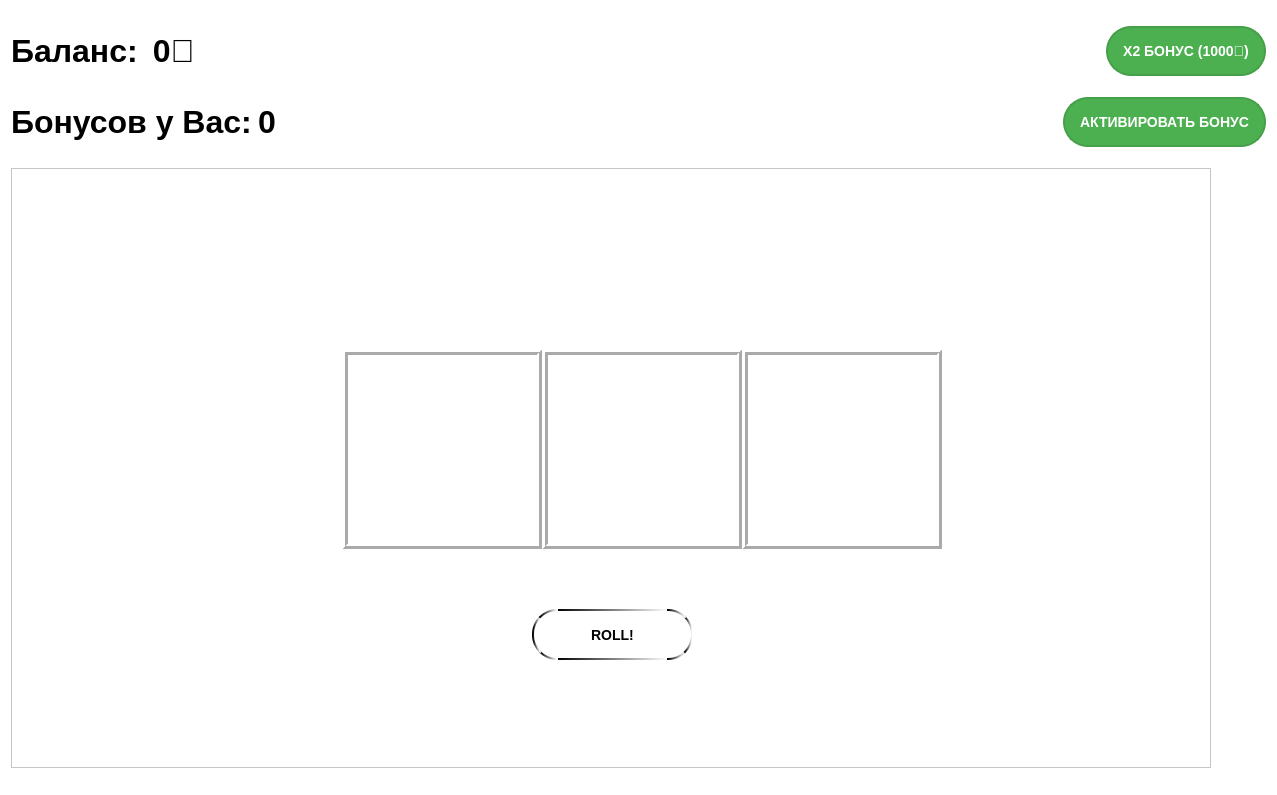
XooWI/SlashGames, file slotwindow.ui: the form before one commit.
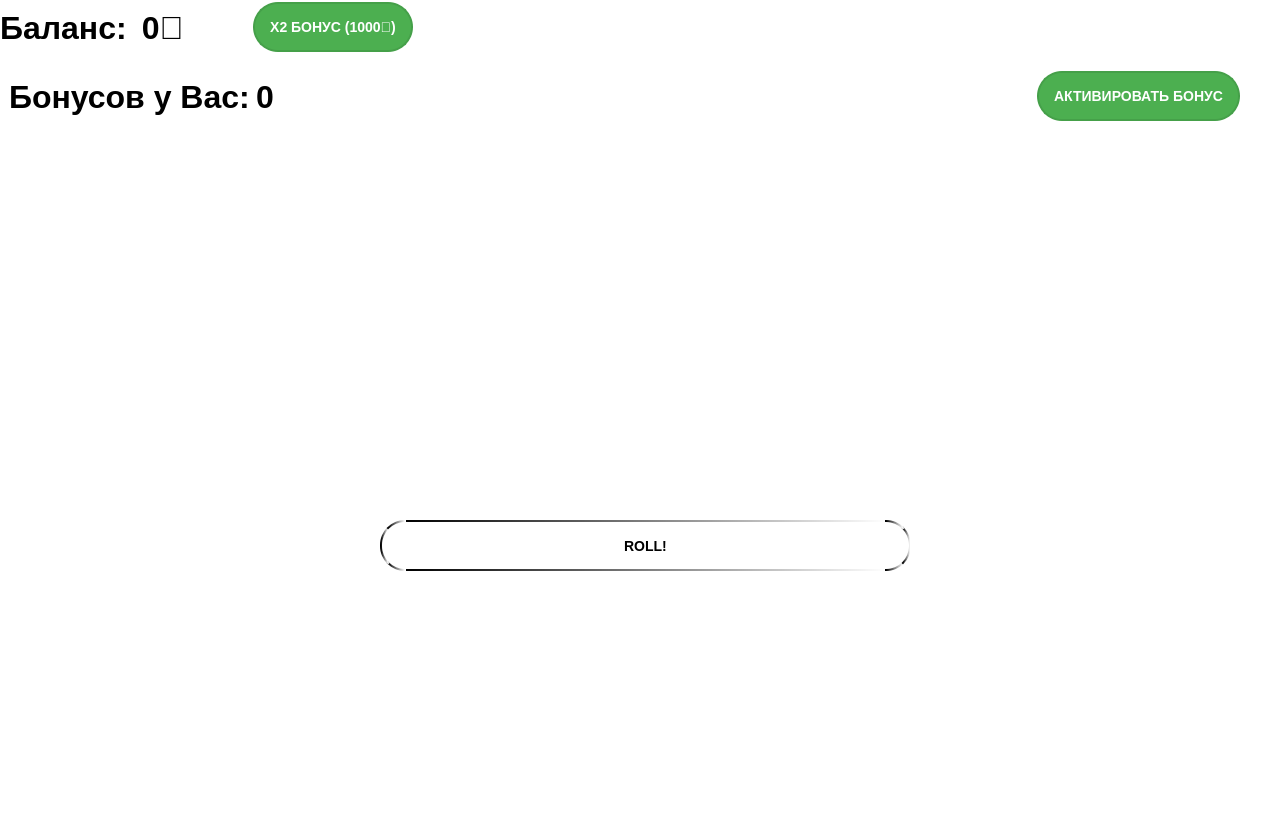
The form after the commit. Icons and pictures are not drawn.

What changed in the file:
```diff
--- a/slotwindow.ui
+++ b/slotwindow.ui
@@ -7,7 +7,7 @@
     <x>0</x>
     <y>0</y>
     <width>1277</width>
-    <height>795</height>
+    <height>821</height>
    </rect>
   </property>
   <property name="windowTitle">
@@ -16,8 +16,85 @@
   <property name="styleSheet">
    <string notr="true">background-color: rgb(255, 255, 255);</string>
   </property>
-  <layout class="QVBoxLayout" name="verticalLayout">
-   <item>
+  <widget class="QPushButton" name="pushButton">
+   <property name="geometry">
+    <rect>
+     <x>380</x>
+     <y>520</y>
+     <width>531</width>
+     <height>51</height>
+    </rect>
+   </property>
+   <property name="styleSheet">
+    <string notr="true">background-color: qconicalgradient(cx:0.5, cy:0.5, angle:0, stop:0 rgba(35, 40, 3, 255), stop:0.16 rgba(136, 106, 22, 255), stop:0.225 rgba(166, 140, 41, 255), stop:0.285 rgba(204, 181, 74, 255), stop:0.345 rgba(235, 219, 102, 255), stop:0.415 rgba(245, 236, 112, 255), stop:0.52 rgba(209, 190, 76, 255), stop:0.57 rgba(187, 156, 51, 255), stop:0.635 rgba(168, 142, 42, 255), stop:0.695 rgba(202, 174, 68, 255), stop:0.75 rgba(218, 202, 86, 255), stop:0.815 rgba(208, 187, 73, 255), stop:0.88 rgba(187, 156, 51, 255), stop:0.935 rgba(137, 108, 26, 255), stop:1 rgba(35, 40, 3, 255));
+border: 2px solid #45a049;
+border-radius: 25px; 
+padding: 15px; 
+font-size: 14px; 
+font-weight: bold; 
+border-color: qlineargradient(spread:pad, x1:0, y1:0, x2:1, y2:0, stop:0 rgba(0, 0, 0, 255), stop:1 rgba(255, 255, 255, 255));</string>
+   </property>
+   <property name="text">
+    <string>ROLL!</string>
+   </property>
+  </widget>
+  <widget class="QLabel" name="slot2">
+   <property name="geometry">
+    <rect>
+     <x>580</x>
+     <y>290</y>
+     <width>170</width>
+     <height>170</height>
+    </rect>
+   </property>
+   <property name="styleSheet">
+    <string notr="true">background-image: url(:/resources/shrimpThvg200200hover.png);</string>
+   </property>
+   <property name="text">
+    <string/>
+   </property>
+  </widget>
+  <widget class="QLabel" name="slot1">
+   <property name="geometry">
+    <rect>
+     <x>400</x>
+     <y>290</y>
+     <width>170</width>
+     <height>170</height>
+    </rect>
+   </property>
+   <property name="styleSheet">
+    <string notr="true">background-image: url(:/resources/shrimpThvg200200.png);</string>
+   </property>
+   <property name="text">
+    <string/>
+   </property>
+  </widget>
+  <widget class="QLabel" name="slot3">
+   <property name="geometry">
+    <rect>
+     <x>760</x>
+     <y>290</y>
+     <width>170</width>
+     <height>170</height>
+    </rect>
+   </property>
+   <property name="styleSheet">
+    <string notr="true">background-image: url(:/resources/shrimpThvg200200.png);</string>
+   </property>
+   <property name="text">
+    <string/>
+   </property>
+  </widget>
+  <widget class="QWidget" name="layoutWidget">
+   <property name="geometry">
+    <rect>
+     <x>0</x>
+     <y>0</y>
+     <width>413</width>
+     <height>55</height>
+    </rect>
+   </property>
     <layout class="QHBoxLayout" name="horizontalLayout_2">
      <item>
       <widget class="QLabel" name="balance">
@@ -82,8 +159,16 @@
       </widget>
      </item>
     </layout>
-   </item>
-   <item>
+  </widget>
+  <widget class="QWidget" name="layoutWidget">
+   <property name="geometry">
+    <rect>
+     <x>9</x>
+     <y>70</y>
+     <width>1231</width>
+     <height>53</height>
+    </rect>
+   </property>
     <layout class="QHBoxLayout" name="horizontalLayout_3">
      <item>
       <widget class="QLabel" name="bonuses">
@@ -145,195 +230,10 @@
       </widget>
      </item>
     </layout>
-   </item>
-   <item>
-    <widget class="QScrollArea" name="scrollArea">
-     <property name="minimumSize">
-      <size>
-       <width>1200</width>
-       <height>600</height>
-      </size>
-     </property>
-     <property name="maximumSize">
-      <size>
-       <width>1200</width>
-       <height>600</height>
-      </size>
-     </property>
-     <property name="styleSheet">
-      <string notr="true">background-image: url(:/resources/slotBackground126.png);</string>
-     </property>
-     <property name="widgetResizable">
-      <bool>true</bool>
-     </property>
-     <widget class="QWidget" name="scrollAreaWidgetContents">
-      <property name="geometry">
-       <rect>
-        <x>0</x>
-        <y>0</y>
-        <width>1198</width>
-        <height>598</height>
-       </rect>
-      </property>
-      <widget class="QFrame" name="frame_2">
-       <property name="geometry">
-        <rect>
-         <x>530</x>
-         <y>180</y>
-         <width>200</width>
-         <height>200</height>
-        </rect>
-       </property>
-       <property name="minimumSize">
-        <size>
-         <width>200</width>
-         <height>200</height>
-        </size>
-       </property>
-       <property name="maximumSize">
-        <size>
-         <width>200</width>
-         <height>200</height>
-        </size>
-       </property>
-       <property name="styleSheet">
-        <string notr="true">background-image: url(:/resources/shrimpThvg200200.png);</string>
-       </property>
-       <property name="frameShape">
-        <enum>QFrame::Box</enum>
-       </property>
-       <property name="frameShadow">
-        <enum>QFrame::Raised</enum>
-       </property>
-       <property name="lineWidth">
-        <number>3</number>
-       </property>
-       <layout class="QVBoxLayout" name="verticalLayout_2">
-        <item>
-         <widget class="QLabel" name="label_2">
-          <property name="styleSheet">
-           <string notr="true">background-image: url(:/resources/shrimpThvg200200hover.png);</string>
-          </property>
-          <property name="text">
-           <string/>
-          </property>
-         </widget>
-        </item>
-       </layout>
-      </widget>
-      <widget class="QFrame" name="frame_3">
-       <property name="geometry">
-        <rect>
-         <x>730</x>
-         <y>180</y>
-         <width>200</width>
-         <height>200</height>
-        </rect>
-       </property>
-       <property name="minimumSize">
-        <size>
-         <width>200</width>
-         <height>200</height>
-        </size>
-       </property>
-       <property name="maximumSize">
-        <size>
-         <width>200</width>
-         <height>200</height>
-        </size>
-       </property>
-       <property name="styleSheet">
-        <string notr="true"/>
-       </property>
-       <property name="frameShape">
-        <enum>QFrame::Box</enum>
-       </property>
-       <property name="frameShadow">
-        <enum>QFrame::Raised</enum>
-       </property>
-       <property name="lineWidth">
-        <number>3</number>
-       </property>
-       <layout class="QVBoxLayout" name="verticalLayout_3">
-        <item>
-         <widget class="QLabel" name="label_3">
-          <property name="text">
-           <string/>
-          </property>
-         </widget>
-        </item>
-       </layout>
-      </widget>
-      <widget class="QFrame" name="frame">
-       <property name="geometry">
-        <rect>
-         <x>330</x>
-         <y>180</y>
-         <width>200</width>
-         <height>200</height>
-        </rect>
-       </property>
-       <property name="minimumSize">
-        <size>
-         <width>200</width>
-         <height>200</height>
-        </size>
-       </property>
-       <property name="maximumSize">
-        <size>
-         <width>200</width>
-         <height>200</height>
-        </size>
-       </property>
-       <property name="frameShape">
-        <enum>QFrame::Box</enum>
-       </property>
-       <property name="frameShadow">
-        <enum>QFrame::Raised</enum>
-       </property>
-       <property name="lineWidth">
-        <number>3</number>
-       </property>
-       <layout class="QVBoxLayout" name="verticalLayout_4">
-        <item>
-         <widget class="QLabel" name="label">
-          <property name="styleSheet">
-           <string notr="true">background-image: url(:/resources/shrimpThvg200200.png);</string>
-          </property>
-          <property name="text">
-           <string/>
-          </property>
-         </widget>
-        </item>
-       </layout>
-      </widget>
-      <widget class="QPushButton" name="pushButton">
-       <property name="geometry">
-        <rect>
-         <x>520</x>
-         <y>440</y>
-         <width>161</width>
-         <height>51</height>
-        </rect>
-       </property>
-       <property name="styleSheet">
-        <string notr="true">background-color: qconicalgradient(cx:0.5, cy:0.5, angle:0, stop:0 rgba(35, 40, 3, 255), stop:0.16 rgba(136, 106, 22, 255), stop:0.225 rgba(166, 140, 41, 255), stop:0.285 rgba(204, 181, 74, 255), stop:0.345 rgba(235, 219, 102, 255), stop:0.415 rgba(245, 236, 112, 255), stop:0.52 rgba(209, 190, 76, 255), stop:0.57 rgba(187, 156, 51, 255), stop:0.635 rgba(168, 142, 42, 255), stop:0.695 rgba(202, 174, 68, 255), stop:0.75 rgba(218, 202, 86, 255), stop:0.815 rgba(208, 187, 73, 255), stop:0.88 rgba(187, 156, 51, 255), stop:0.935 rgba(137, 108, 26, 255), stop:1 rgba(35, 40, 3, 255));
-border: 2px solid #45a049;
-border-radius: 25px; 
-padding: 15px; 
-font-size: 14px; 
-font-weight: bold; 
-border-color: qlineargradient(spread:pad, x1:0, y1:0, x2:1, y2:0, stop:0 rgba(0, 0, 0, 255), stop:1 rgba(255, 255, 255, 255));</string>
-       </property>
-       <property name="text">
-        <string>ROLL!</string>
-       </property>
-      </widget>
-     </widget>
-    </widget>
-   </item>
-  </layout>
- </widget>
- <resources/>
+  </widget>
+ </widget>
+ <resources>
+  <include location="resources.qrc"/>
+ </resources>
  <connections/>
 </ui>
```
Left out of the diff: 6 changed lines with no effect on the pictures. Lines whose indentation alone changed are shown as unchanged.
